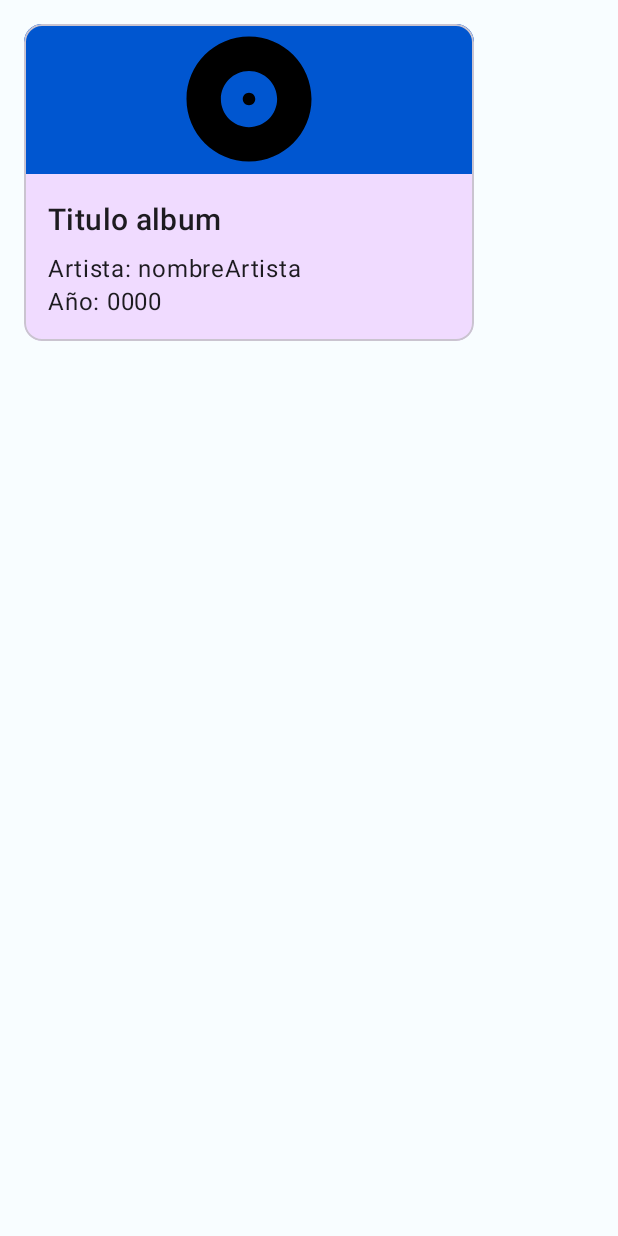
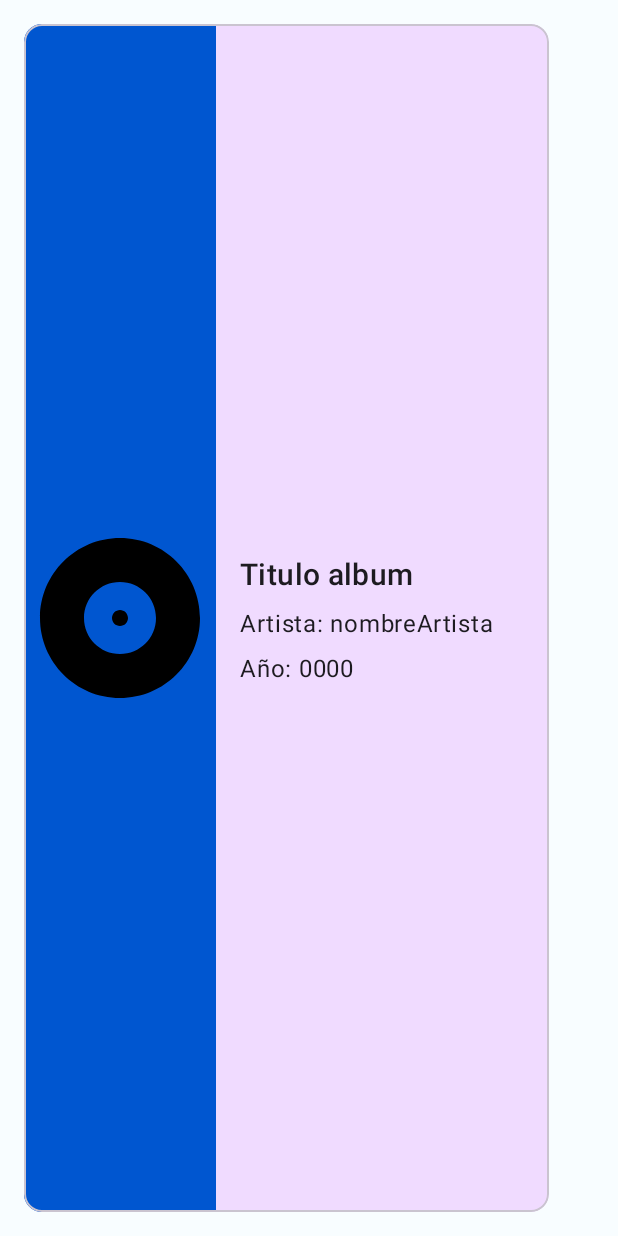
Before and after one commit to abrullc/mibibliotecamusical, an Android app: the layout item_album.xml on its own in the app's theme, with its tools: preview values and no code run, on a phone screen of 412 x 824 dp. Run offline under Robolectric (Android 15) with nearby library versions, the phone set to English and light mode, and no system bars.

Commit message:
Cambios en el diseño de los items Playlist, Podcast y Album. Nuevas parametrizaciones en dimens

```diff
--- a/app/src/main/res/layout/item_album.xml
+++ b/app/src/main/res/layout/item_album.xml
@@ -3,8 +3,8 @@
     xmlns:android="http://schemas.android.com/apk/res/android"
     xmlns:app="http://schemas.android.com/apk/res-auto"
     xmlns:tools="http://schemas.android.com/tools"
-    android:layout_width="@dimen/card_size"
-    android:layout_height="wrap_content"
+    android:layout_width="@dimen/card_width"
+    android:layout_height="match_parent"
     android:layout_margin="@dimen/common_margin_default"
     android:backgroundTint="@color/md_theme_light_secondaryContainer">
 
@@ -15,23 +15,25 @@
         <ImageView
             android:id="@+id/imageAlbum"
             android:src="@drawable/ic_album"
-            android:layout_width="0dp"
-            android:layout_height="@dimen/img_card_size"
+            android:layout_width="@dimen/img_width"
+            android:layout_height="0dp"
             android:contentDescription="@string/description_image_album_card"
             android:background="@color/seed"
             app:layout_constraintStart_toStartOf="parent"
-            app:layout_constraintEnd_toEndOf="parent"
-            app:layout_constraintTop_toTopOf="parent"/>
+            app:layout_constraintEnd_toStartOf="@id/albumInfo"
+            app:layout_constraintTop_toTopOf="parent"
+            app:layout_constraintBottom_toBottomOf="parent"/>
 
         <LinearLayout
+            android:id="@+id/albumInfo"
             android:layout_width="0dp"
             android:layout_height="wrap_content"
             android:orientation="vertical"
-            app:layout_constraintStart_toStartOf="parent"
+            app:layout_constraintStart_toEndOf="@id/imageAlbum"
             app:layout_constraintEnd_toEndOf="parent"
-            app:layout_constraintTop_toBottomOf="@id/imageAlbum"
+            app:layout_constraintTop_toTopOf="parent"
             app:layout_constraintBottom_toBottomOf="parent"
-            android:padding="@dimen/common_padding_default">
+            android:layout_marginHorizontal="@dimen/common_margin_default">
 
             <TextView
                 android:id="@+id/tvTitulo"
@@ -53,7 +55,8 @@
                 android:layout_width="wrap_content"
                 android:layout_height="wrap_content"
                 tools:text="@string/album_anyo"
-                android:textAppearance="?attr/textAppearanceBody1" />
+                android:textAppearance="?attr/textAppearanceBody1"
+                android:layout_marginTop="@dimen/margin_min"/>
 
         </LinearLayout>
 
--- a/app/src/main/res/values/dimens.xml
+++ b/app/src/main/res/values/dimens.xml
@@ -7,8 +7,10 @@
     <dimen name="tv_new_user_height">32dp</dimen>
     <dimen name="icon_default">35dp</dimen>
     <dimen name="titleCardHeight">80dp</dimen>
-    <dimen name="img_card_size">100dp</dimen>
-    <dimen name="card_size">300dp</dimen>
+    <dimen name="card_width">350dp</dimen>
     <dimen name="margin_min">8dp</dimen>
     <dimen name="separator_size">2dp</dimen>
+    <dimen name="common_padding_min">8dp</dimen>
+    <dimen name="large_margin">32dp</dimen>
+    <dimen name="img_width">128dp</dimen>
 </resources>
```
Also changed, not shown: app/src/main/res/layout/item_playlist.xml (+13 -10 lines), app/src/main/res/layout/item_podcast.xml (+11 -9 lines).
